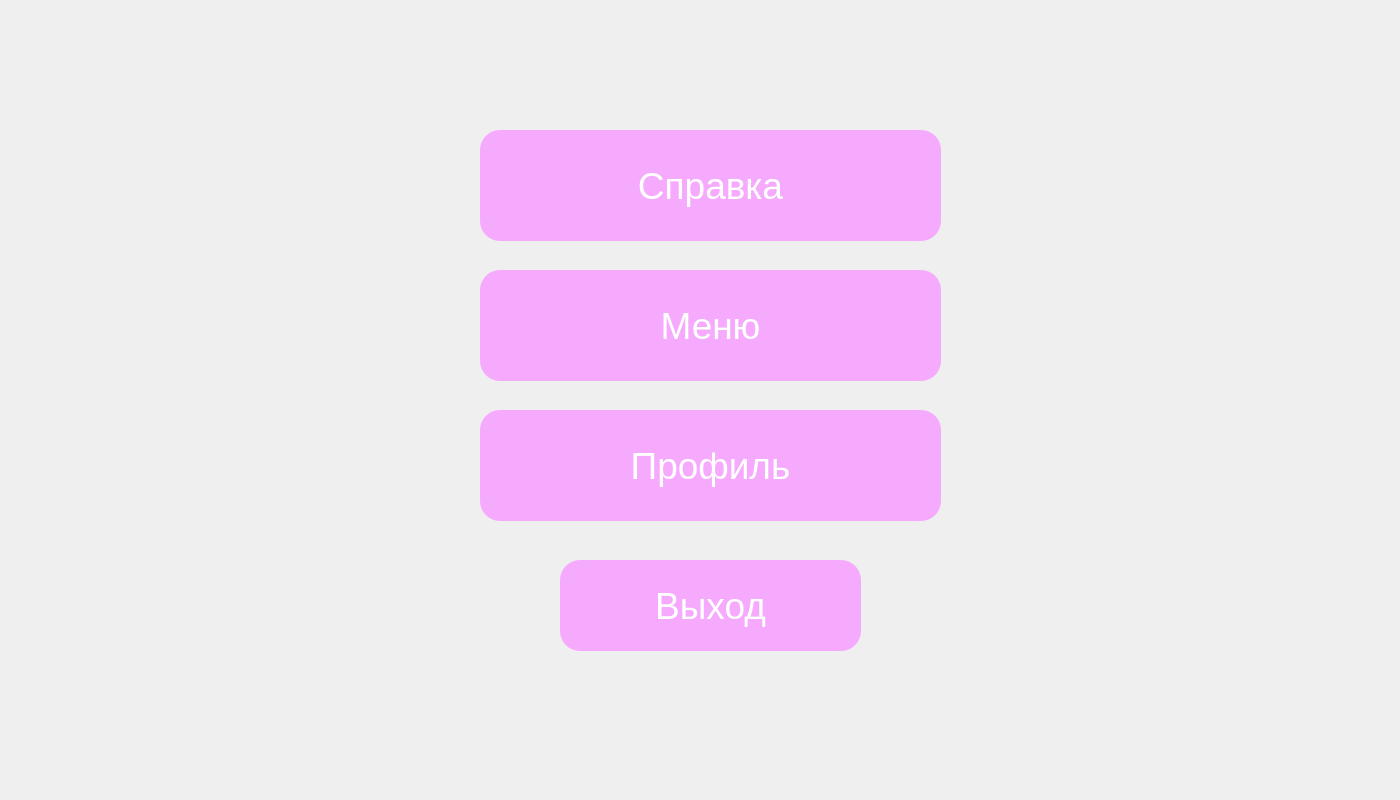
Old version of the form Python_files/menu_with_menu.ui in the repository tixdim/QT_school.
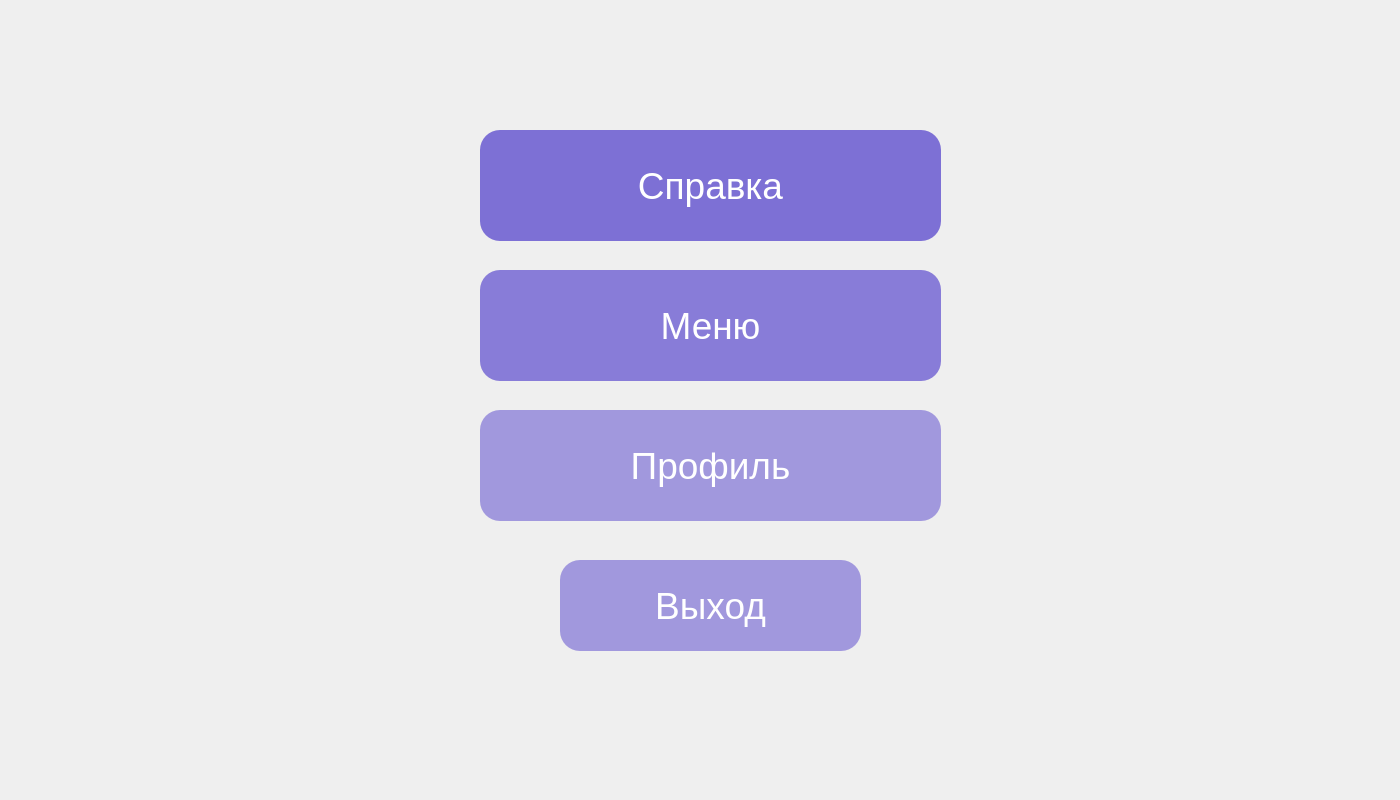
New version of the form.

Patch:
```diff
--- a/Python_files/menu_with_menu.ui
+++ b/Python_files/menu_with_menu.ui
@@ -29,8 +29,7 @@
     </font>
    </property>
    <property name="styleSheet">
-    <string notr="true">background-color: rgb(246,170,253); color: White; border-radius: 20px; 
-font: rgb(181,184,177) </string>
+    <string notr="true">background-color: rgb(107,92,209,220); color: White; border-radius: 20px; </string>
    </property>
    <property name="text">
     <string>Справка</string>
@@ -52,7 +51,7 @@
     </font>
    </property>
    <property name="styleSheet">
-    <string notr="true">background-color: rgb(246,170,253); color: White; border-radius: 20px;</string>
+    <string notr="true">background-color: rgb(107,92,209,200); color: White; border-radius: 20px; </string>
    </property>
    <property name="text">
     <string>Меню</string>
@@ -74,7 +73,7 @@
     </font>
    </property>
    <property name="styleSheet">
-    <string notr="true">background-color: rgb(246,170,253); color: White; border-radius: 20px;</string>
+    <string notr="true">background-color: rgb(107,92,209,150); color: White; border-radius: 20px; </string>
    </property>
    <property name="text">
     <string>Профиль</string>
@@ -96,30 +95,12 @@
     </font>
    </property>
    <property name="styleSheet">
-    <string notr="true">background-color: rgb(246,170,253); color: White; border-radius: 20px;</string>
+    <string notr="true">background-color: rgb(107,92,209,150); color: White; border-radius: 20px; </string>
    </property>
    <property name="text">
     <string>Выход</string>
    </property>
   </widget>
-  <widget class="QLabel" name="imageLabel">
-   <property name="geometry">
-    <rect>
-     <x>0</x>
-     <y>0</y>
-     <width>1400</width>
-     <height>800</height>
-    </rect>
-   </property>
-   <property name="text">
-    <string/>
-   </property>
-  </widget>
-  <zorder>imageLabel</zorder>
-  <zorder>Spravka_btn</zorder>
-  <zorder>Menu_btn</zorder>
-  <zorder>Profile_btn</zorder>
-  <zorder>Exit_btn</zorder>
  </widget>
  <resources/>
  <connections/>
```
